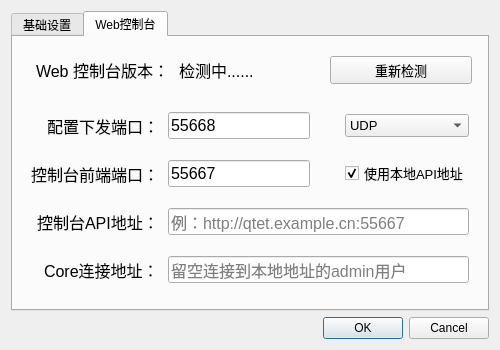
myqfeng/qt-easy-tier, file Qt_UI/setting.ui: the form before one commit.
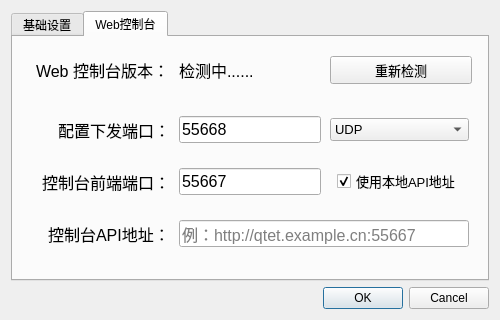
The form after the commit. The open tabs and pages were chosen to show the change. Icons and pictures are not drawn.

The edit to the form file:
```diff
--- a/Qt_UI/setting.ui
+++ b/Qt_UI/setting.ui
@@ -7,13 +7,13 @@
     <x>0</x>
     <y>0</y>
     <width>500</width>
-    <height>350</height>
+    <height>320</height>
    </rect>
   </property>
   <property name="minimumSize">
    <size>
     <width>500</width>
-    <height>350</height>
+    <height>320</height>
    </size>
   </property>
   <property name="windowTitle">
@@ -439,37 +439,46 @@
           <property name="spacing">
            <number>9</number>
           </property>
-          <item row="0" column="2" alignment="Qt::AlignmentFlag::AlignLeft">
-           <widget class="QLineEdit" name="confSendEdit">
+          <item row="1" column="3" alignment="Qt::AlignmentFlag::AlignHCenter">
+           <widget class="QCheckBox" name="isUseLocalApiBox">
+            <property name="font">
+             <font>
+              <pointsize>10</pointsize>
+             </font>
+            </property>
+            <property name="text">
+             <string>使用本地API地址</string>
+            </property>
+            <property name="checked">
+             <bool>true</bool>
+            </property>
+           </widget>
+          </item>
+          <item row="1" column="2" alignment="Qt::AlignmentFlag::AlignLeft">
+           <widget class="QLineEdit" name="webPageEdit">
             <property name="sizePolicy">
-             <sizepolicy hsizetype="Expanding" vsizetype="Preferred">
+             <sizepolicy hsizetype="Fixed" vsizetype="Preferred">
               <horstretch>0</horstretch>
               <verstretch>0</verstretch>
              </sizepolicy>
             </property>
-            <property name="font">
-             <font>
-              <pointsize>12</pointsize>
-             </font>
+            <property name="maximumSize">
+             <size>
+              <width>400</width>
+              <height>16777215</height>
+             </size>
             </property>
-            <property name="text">
-             <string>55668</string>
-            </property>
-           </widget>
-          </item>
-          <item row="1" column="1" alignment="Qt::AlignmentFlag::AlignRight">
-           <widget class="QLabel" name="label_7">
             <property name="font">
              <font>
               <pointsize>12</pointsize>
              </font>
             </property>
             <property name="text">
-             <string>控制台前端端口：</string>
+             <string>55667</string>
             </property>
            </widget>
           </item>
-          <item row="0" column="4">
+          <item row="0" column="3">
            <widget class="QComboBox" name="configProtocolBox">
             <property name="font">
              <font>
@@ -493,24 +502,6 @@
             </item>
            </widget>
           </item>
-          <item row="2" column="2" colspan="3">
-           <widget class="QLineEdit" name="apiAddrEdit">
-            <property name="sizePolicy">
-             <sizepolicy hsizetype="Expanding" vsizetype="Fixed">
-              <horstretch>0</horstretch>
-              <verstretch>0</verstretch>
-             </sizepolicy>
-            </property>
-            <property name="font">
-             <font>
-              <pointsize>12</pointsize>
-             </font>
-            </property>
-            <property name="placeholderText">
-             <string>例：http://qtet.example.cn:55667</string>
-            </property>
-           </widget>
-          </item>
           <item row="0" column="1" alignment="Qt::AlignmentFlag::AlignRight">
            <widget class="QLabel" name="label_9">
             <property name="font">
@@ -523,27 +514,33 @@
             </property>
            </widget>
           </item>
-          <item row="1" column="2" alignment="Qt::AlignmentFlag::AlignLeft">
-           <widget class="QLineEdit" name="webPageEdit">
+          <item row="1" column="1" alignment="Qt::AlignmentFlag::AlignRight">
+           <widget class="QLabel" name="label_7">
+            <property name="font">
+             <font>
+              <pointsize>12</pointsize>
+             </font>
+            </property>
+            <property name="text">
+             <string>控制台前端端口：</string>
+            </property>
+           </widget>
+          </item>
+          <item row="0" column="2" alignment="Qt::AlignmentFlag::AlignLeft">
+           <widget class="QLineEdit" name="confSendEdit">
             <property name="sizePolicy">
-             <sizepolicy hsizetype="Fixed" vsizetype="Preferred">
+             <sizepolicy hsizetype="Expanding" vsizetype="Preferred">
               <horstretch>0</horstretch>
               <verstretch>0</verstretch>
              </sizepolicy>
             </property>
-            <property name="maximumSize">
-             <size>
-              <width>400</width>
-              <height>16777215</height>
-             </size>
-            </property>
             <property name="font">
              <font>
               <pointsize>12</pointsize>
              </font>
             </property>
             <property name="text">
-             <string>55667</string>
+             <string>55668</string>
             </property>
            </widget>
           </item>
@@ -562,38 +559,8 @@
             </property>
            </widget>
           </item>
-          <item row="1" column="4" alignment="Qt::AlignmentFlag::AlignHCenter">
-           <widget class="QCheckBox" name="isUseLocalApiBox">
-            <property name="font">
-             <font>
-              <pointsize>10</pointsize>
-             </font>
-            </property>
-            <property name="text">
-             <string>使用本地API地址</string>
-            </property>
-            <property name="checked">
-             <bool>true</bool>
-            </property>
-           </widget>
-          </item>
-          <item row="3" column="1" alignment="Qt::AlignmentFlag::AlignRight">
-           <widget class="QLabel" name="label_6">
-            <property name="font">
-             <font>
-              <pointsize>12</pointsize>
-             </font>
-            </property>
-            <property name="toolTip">
-             <string>&lt;html&gt;&lt;head/&gt;&lt;body&gt;&lt;p&gt;协议为 tcp, udp 或 ws ，端口为配置下发端口&lt;br&gt;格式：地址/用户名，如udp://qt.example.cn:55668/firefly&lt;br&gt;只填用户名连接到 EasyTier 官方地址（不一定可用）&lt;br&gt;留空则连接到本地的配置下发端口地址的admin用户&lt;/p&gt;&lt;/body&gt;&lt;/html&gt;</string>
-            </property>
-            <property name="text">
-             <string>Core连接地址：</string>
-            </property>
-           </widget>
-          </item>
-          <item row="3" column="2" colspan="3">
-           <widget class="QLineEdit" name="coreConnectAddrEdit">
+          <item row="2" column="2" colspan="2">
+           <widget class="QLineEdit" name="apiAddrEdit">
             <property name="sizePolicy">
              <sizepolicy hsizetype="Expanding" vsizetype="Fixed">
               <horstretch>0</horstretch>
@@ -605,14 +572,8 @@
               <pointsize>12</pointsize>
              </font>
             </property>
-            <property name="statusTip">
-             <string/>
-            </property>
-            <property name="inputMask">
-             <string/>
-            </property>
             <property name="placeholderText">
-             <string>留空连接到本地地址的admin用户</string>
+             <string>例：http://qtet.example.cn:55667</string>
             </property>
            </widget>
           </item>
```
